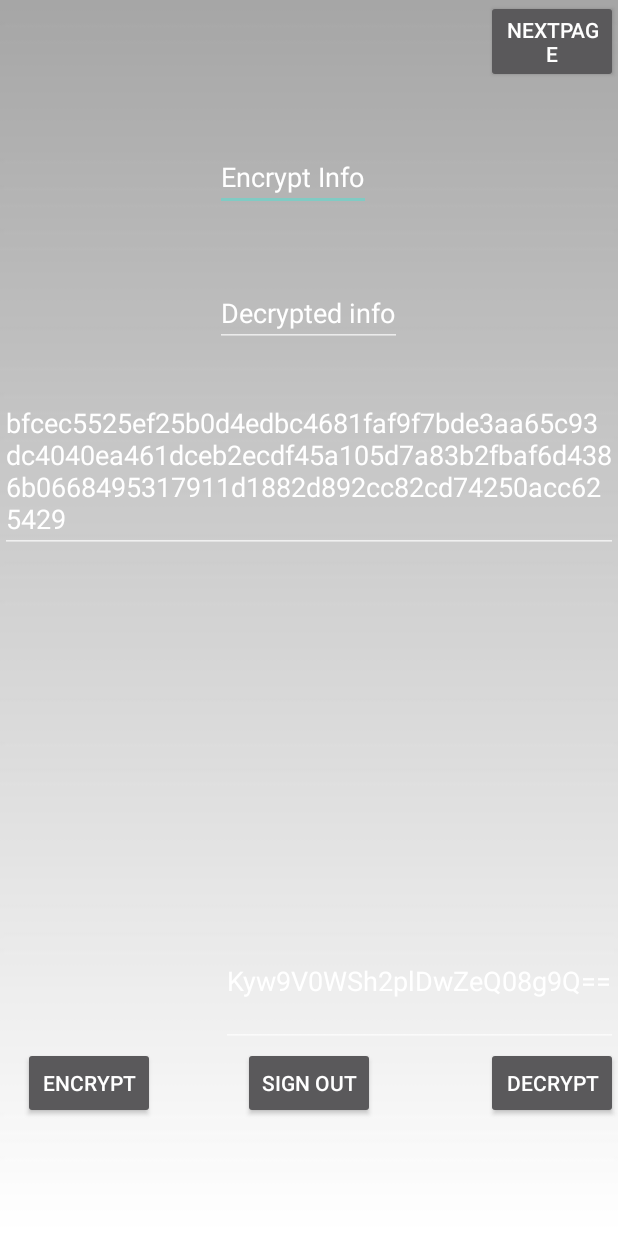
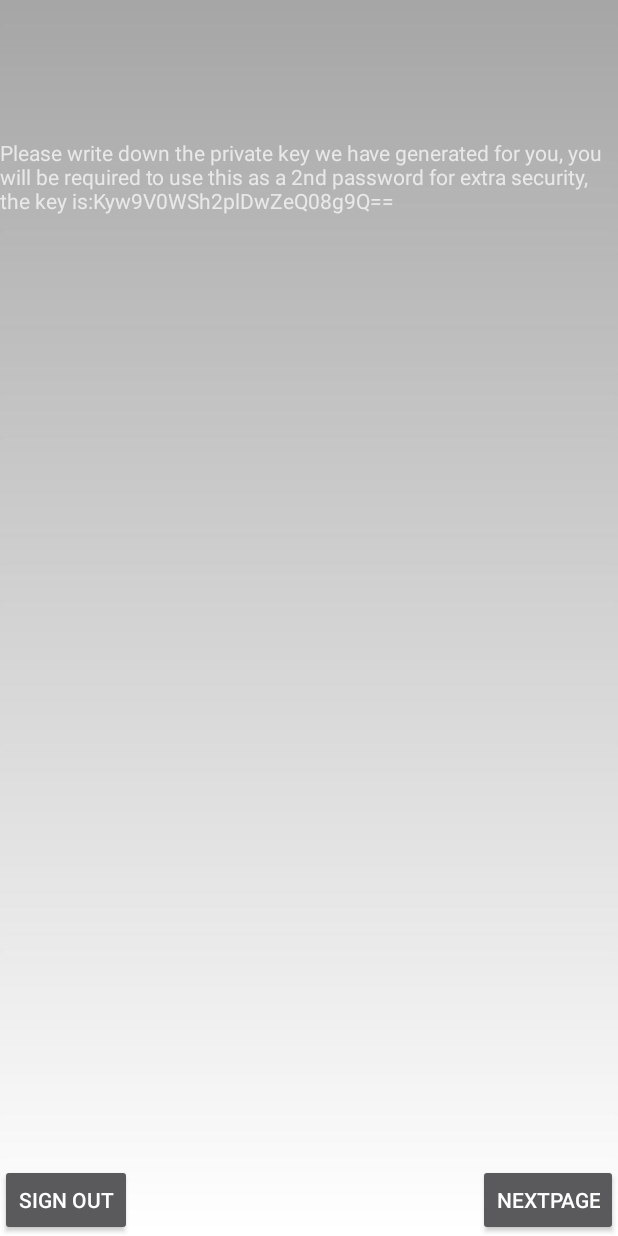
Before and after one commit to NamehYenad1/MappV1.2, an Android app: the notice screen opened directly, with no data from a screen before it, on a phone screen of 412 x 824 dp. Run offline under Robolectric (Android 15) with nearby library versions, the phone set to English and light mode, and no system bars; our stand-ins replace Firebase (no records; nobody signed in at launch, a user with empty details on screens opened directly).

Commit message:
fixed saving private key hashed version to database Added shared preference after the user signs up to use in the encryptions and decryptions

```diff
--- a/app/build.gradle
+++ b/app/build.gradle
@@ -38,4 +38,5 @@ dependencies {
 
 
 
+
 apply plugin: 'com.google.gms.google-services'
--- a/app/src/main/AndroidManifest.xml
+++ b/app/src/main/AndroidManifest.xml
@@ -41,7 +41,11 @@
         <activity
             android:name=".notice"
             android:theme="@style/NoActionBar"/>
-        <activity android:name=".TestPageForDatabase">
+        <activity
+            android:name=".TestPageForDatabase"
+            android:theme="@style/NoActionBar">
+        </activity>
+        <activity android:name=".SecondAutentication">
         </activity>
     </application>
 
--- a/app/src/main/java/com/mappassignment/android/mapp/LogIn.java
+++ b/app/src/main/java/com/mappassignment/android/mapp/LogIn.java
@@ -84,7 +84,7 @@ public class LogIn extends AppCompatActivity {
 
 
 
-                            Intent i = new Intent(LogIn.this, notice.class);
+                            Intent i = new Intent(LogIn.this, SecondAutentication.class);
             startActivity(i);
 
                         } else {
--- a/app/src/main/java/com/mappassignment/android/mapp/SignUp.java
+++ b/app/src/main/java/com/mappassignment/android/mapp/SignUp.java
@@ -37,7 +37,7 @@ public class SignUp extends AppCompatActivity {
     protected void onCreate(Bundle savedInstanceState){
         super.onCreate(savedInstanceState);
 
-        setContentView(R.layout.popup);
+        setContentView(R.layout.signup);
         mEmailField=(EditText) findViewById(R.id.editText3);
         mPasswordField = (EditText) findViewById(R.id.editText4);
 // ...
--- a/app/src/main/java/com/mappassignment/android/mapp/notice.java
+++ b/app/src/main/java/com/mappassignment/android/mapp/notice.java
@@ -1,5 +1,7 @@
 package com.mappassignment.android.mapp;
 import android.content.Intent;
+import android.content.SharedPreferences;
+import android.nfc.Tag;
 import android.os.Bundle;
 import android.support.v7.app.AppCompatActivity;
 
@@ -29,20 +31,22 @@ public class notice extends AppCompatActivity  {
     private FirebaseAuth mAuth;
     private static SecretKeySpec secret;
     private Button signOut;
-    private EditText test;
-    private Button encrypt;
-    private Button decrypt;
-    private EditText secretKey;
+    private TextView mNotice;
+
+  //  private EditText test;
+ //   private Button encrypt;
+  //  private Button decrypt;
+    //private EditText secretKey;
     private String privateString;
-    private byte[] key;
-    private EditText testDecrypt;
+   private byte[] key;
+   // private EditText testDecrypt;
     private static final String TAG = "encryption";
     SecretKeySpec sks = null;
     private static final String ALGORITHM = "AES";
     private String salt = "slkdjaldja";
     private String HashKey;
-    private TextView HasedPrivateKey;
-    private EditText GetKeyFromDatabase;
+  //  private TextView HasedPrivateKey;
+  //  private EditText GetKeyFromDatabase;
     private Button NextPage;
     private DatabaseReference mDatabaseReference;
     @Override
@@ -50,8 +54,9 @@ public class notice extends AppCompatActivity  {
         mAuth = FirebaseAuth.getInstance();
         super.onCreate(savedInstanceState);
         setContentView(R.layout.noticemessage);
-        HasedPrivateKey=(TextView) findViewById(R.id.HashKey);
 
+      //  HasedPrivateKey=(TextView) findViewById(R.id.HashKey);
+        mNotice=(TextView) findViewById(R.id.notice);
         mDatabaseReference= FirebaseDatabase.getInstance().getReference();
         signOut = (Button) findViewById(R.id.signOut);
         signOut.setOnClickListener(new View.OnClickListener(){
@@ -72,11 +77,21 @@ public class notice extends AppCompatActivity  {
             sks = new SecretKeySpec((kg.generateKey()).getEncoded(), "AES");
             //SecretKey Key = KeyGenerator.getInstance("AES").generateKey();
             String encodeKey = Base64.encodeToString(sks.getEncoded(),Base64.DEFAULT);
-            secretKey = (EditText) findViewById((R.id.SecretKey));
-            secretKey.setText(encodeKey);
+          //  secretKey = (EditText) findViewById((R.id.SecretKey));
+          //  secretKey.setText(encodeKey);
+
+            mNotice.setText("Please write down the private key we have generated for you, you will be required to use this as a 2nd password for extra security, the key is:"+encodeKey);
+            SharedPreferences pref = getApplicationContext().getSharedPreferences("KeyPreference", MODE_PRIVATE);
+            SharedPreferences.Editor editor = pref.edit();
+
+            //Setting the private key in shared preference to be used in the rest of the activities
+            editor.putString("PrivateKey", encodeKey);
+            editor.commit();
+            Log.d(TAG,"Key in shared preference is :"+pref.getString("PrivateKey",null));
+
            HashKey = Hash(encodeKey, salt);
             saveHashKey();
-            HasedPrivateKey.setText(HashKey);
+         //   HasedPrivateKey.setText(HashKey);
 
 
         } catch (Exception e) {
@@ -84,29 +99,41 @@ public class notice extends AppCompatActivity  {
         }
 
 
+
 //button declaration
-    encrypt=(Button) findViewById(R.id.Encrypt);
-        decrypt=(Button) findViewById(R.id.Decrypt);
-        test=(EditText) findViewById(R.id.TestEncrypt);
-        testDecrypt=(EditText) findViewById(R.id.TestDecrypt);
+
+        NextPage = (Button) findViewById(R.id.NextPage);
+        NextPage.setOnClickListener(new View.OnClickListener() {
+            @Override
+            public void onClick(View v) {
+                Intent i = new Intent(notice.this, TestPageForDatabase.class);
+                startActivity(i);
+            }
+        });
+
+
+   // encrypt=(Button) findViewById(R.id.Encrypt);
+      //  decrypt=(Button) findViewById(R.id.Decrypt);
+     //   test=(EditText) findViewById(R.id.TestEncrypt);
+      //  testDecrypt=(EditText) findViewById(R.id.TestDecrypt);
 
         //testing encrypting
-        encrypt.setOnClickListener((new View.OnClickListener() {
-         @Override
-         public void onClick(View v) {
-             Encrypt(test.getText().toString(),sks);
-         }
-     }));
+    //    encrypt.setOnClickListener((new View.OnClickListener() {
+    //     @Override
+     //    public void onClick(View v) {
+     //        Encrypt(test.getText().toString(),sks);
+   //      }
+  //   }));
 
 
         //testing decrypting
-        decrypt.setOnClickListener(new View.OnClickListener(){
-            @Override
-            public void onClick(View v){
-                mDecrypt(Encrypt(test.getText().toString(),sks), sks);
-            }
+    //    decrypt.setOnClickListener(new View.OnClickListener(){
+    //        @Override
+    //        public void onClick(View v){
+      //          mDecrypt(Encrypt(test.getText().toString(),sks), sks);
+      //      }
 
-        });
+     //   });
 
 
 
@@ -124,8 +151,8 @@ public class notice extends AppCompatActivity  {
             Log.e(TAG, "AES encryption error");
         }
 
-        test.setText("[ENCODED]:\n" +
-                Base64.encodeToString(encodedBytes, Base64.DEFAULT) + "\n");
+     //   test.setText("[ENCODED]:\n" +
+         //       Base64.encodeToString(encodedBytes, Base64.DEFAULT) + "\n");
 
             return encodedBytes;
     }
@@ -143,13 +170,13 @@ public class notice extends AppCompatActivity  {
             Log.e(TAG, "AES decryption error");
         }
 
-        testDecrypt.setText("[DECODED]:\n" + new String(decodedBytes) + "\n");
+     //   testDecrypt.setText("[DECODED]:\n" + new String(decodedBytes) + "\n");
         Log.d(TAG,decodedBytes.toString());
         return decodedBytes.toString();
 
 
     }
-
+//hashing method
     public String Hash(String PrivateKey, String   salt){
         String generatedPassword = null;
         try {
@@ -175,6 +202,7 @@ private void saveHashKey(){
 
 SaveHashKey mSaveHasKey= new SaveHashKey(HashKey);
     FirebaseUser user = mAuth.getCurrentUser();
+    Log.d(TAG, user.getUid().toString());
     mDatabaseReference.child(user.getUid()).setValue(mSaveHasKey);
     Toast.makeText(this, "hash key saved", Toast.LENGTH_LONG).show();
 }
--- a/app/src/main/res/layout/noticemessage.xml
+++ b/app/src/main/res/layout/noticemessage.xml
@@ -1,11 +1,12 @@
 <?xml version="1.0" encoding="utf-8"?>
 <RelativeLayout xmlns:android="http://schemas.android.com/apk/res/android"
+                xmlns:tools="http://schemas.android.com/tools"
                 android:layout_width="match_parent"
                 android:layout_height="match_parent"
                 android:background="@drawable/background">
 
 
-    <EditText
+   <!-- <EditText
         android:id="@+id/TestEncrypt"
         android:layout_width="wrap_content"
         android:layout_height="wrap_content"
@@ -15,8 +16,15 @@
         android:text="Encrypt Info"
         android:layout_alignParentTop="true"
         android:layout_alignParentLeft="true"
-        android:layout_alignParentStart="true"/>
-
+        android:layout_alignParentStart="true"/>-->
+    <TextView
+        android:id="@+id/notice"
+        android:layout_width="wrap_content"
+        android:layout_height="wrap_content"
+        tools:text="PLACEHOOOOOOOOOOOOOOOOOOOOOOOOLDER"
+        android:layout_marginTop="92dp"
+        android:layout_alignParentTop="true"
+        android:layout_centerHorizontal="true"/>
 
 
 
@@ -25,11 +33,13 @@
         android:layout_width="wrap_content"
         android:layout_height="wrap_content"
         android:text="sign out"
-        android:layout_alignBaseline="@+id/Encrypt"
-        android:layout_alignBottom="@+id/Encrypt"
-        android:layout_centerHorizontal="true"/>
 
-    <Button
+
+        android:layout_alignParentBottom="true"
+        android:layout_alignParentLeft="true"
+        android:layout_alignParentStart="true"/>
+
+<!--    <Button
         android:id="@+id/Encrypt"
         android:layout_width="wrap_content"
         android:layout_height="wrap_content"
@@ -76,14 +86,15 @@
         android:text="HashKey"
         android:layout_marginTop="28dp"
         android:layout_below="@+id/TestDecrypt"
-        android:layout_centerHorizontal="true"/>
+        android:layout_centerHorizontal="true"/>-->
 
     <Button
         android:id="@+id/NextPage"
         android:layout_width="wrap_content"
         android:layout_height="wrap_content"
-        android:layout_alignLeft="@+id/Decrypt"
-        android:layout_alignParentTop="true"
-        android:layout_alignStart="@+id/Decrypt"
-        android:text="NextPage"/>
+
+        android:text="NextPage"
+        android:layout_alignParentBottom="true"
+        android:layout_alignParentRight="true"
+        android:layout_alignParentEnd="true"/>
 </RelativeLayout>
```
Also changed, not shown: app/src/main/java/com/mappassignment/android/mapp/SecondAutentication.java (added, +13 -0 lines), app/src/main/java/com/mappassignment/android/mapp/TestPageForDatabase.java (+28 -0 lines), app/src/main/res/layout/activity_second_autentication.xml (added, +10 -0 lines), app/src/main/res/layout/activity_test_page_for_database.xml (+15 -5 lines), app/src/main/res/layout/signup.xml (renamed from app/src/main/res/layout/popup.xml).
